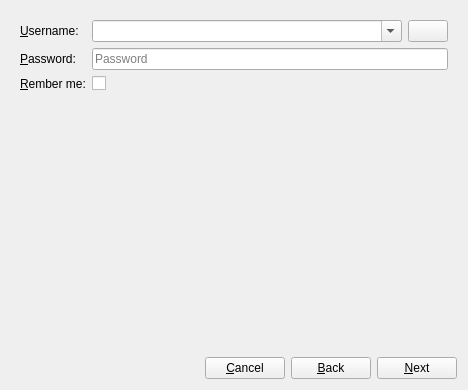
Qt form src/Dialogs/gitdialog.ui (pasbi/CAN) before a commit.
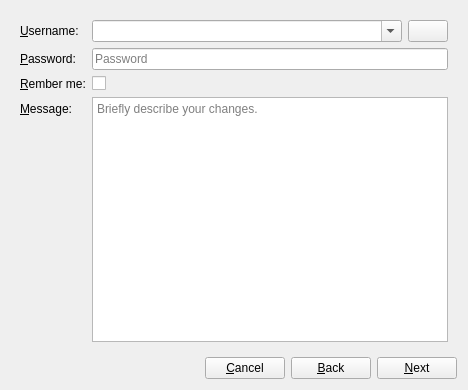
The same form after that commit. The open tabs and pages were chosen to show the change. Icons and pictures are not drawn.

The edit to the form file:
```diff
--- a/src/Dialogs/gitdialog.ui
+++ b/src/Dialogs/gitdialog.ui
@@ -187,6 +187,23 @@
          </property>
         </widget>
        </item>
+       <item row="3" column="1">
+        <widget class="QTextBrowser" name="commitMessageTextEdit">
+         <property name="placeholderText">
+          <string>Briefly describe your changes.</string>
+         </property>
+        </widget>
+       </item>
+       <item row="3" column="0">
+        <widget class="QLabel" name="messageLabel">
+         <property name="text">
+          <string>&amp;Message:</string>
+         </property>
+         <property name="buddy">
+          <cstring>rememberCheckbox</cstring>
+         </property>
+        </widget>
+       </item>
       </layout>
      </widget>
      <widget class="QWidget" name="progressPage">
```
Left out of the diff: 6 changed lines with no effect on the pictures.
